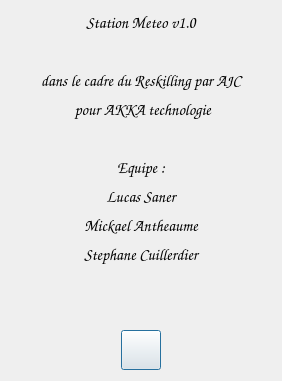
Before: the Qt Designer form aboutdialog.ui in aiekick/ProjectStationMeteo, drawn with Qt 5.
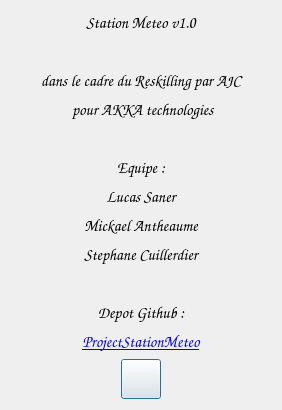
After: the same form once the commit is applied. Icons and pictures are not drawn.

Commit message: [ADD] : add a link to the github project in the About dailog

The edit to the form file:
```diff
--- a/aboutdialog.ui
+++ b/aboutdialog.ui
@@ -7,7 +7,7 @@
     <x>0</x>
     <y>0</y>
     <width>282</width>
-    <height>381</height>
+    <height>410</height>
    </rect>
   </property>
   <property name="sizePolicy">
@@ -19,13 +19,13 @@
   <property name="minimumSize">
    <size>
     <width>282</width>
-    <height>381</height>
+    <height>410</height>
    </size>
   </property>
   <property name="maximumSize">
    <size>
     <width>282</width>
-    <height>381</height>
+    <height>410</height>
    </size>
   </property>
   <property name="windowTitle">
@@ -91,7 +91,7 @@
         </font>
        </property>
        <property name="text">
-        <string> pour AKKA technologie</string>
+        <string> pour AKKA technologies</string>
        </property>
        <property name="alignment">
         <set>Qt::AlignCenter</set>
@@ -192,6 +192,25 @@
        <property name="alignment">
         <set>Qt::AlignCenter</set>
        </property>
+       <property name="openExternalLinks">
+        <bool>true</bool>
+       </property>
+      </widget>
+     </item>
+     <item>
+      <widget class="QLabel" name="label_12">
+       <property name="font">
+        <font>
+         <family>Comic Sans MS</family>
+         <pointsize>12</pointsize>
+        </font>
+       </property>
+       <property name="text">
+        <string>Depot Github :</string>
+       </property>
+       <property name="alignment">
+        <set>Qt::AlignCenter</set>
+       </property>
       </widget>
      </item>
      <item>
@@ -203,7 +222,10 @@
         </font>
        </property>
        <property name="text">
-        <string/>
+        <string>&lt;a href=&quot;https://github.com/aiekick/ProjectStationMeteo&quot;&gt;ProjectStationMeteo&lt;/a&gt;</string>
+       </property>
+       <property name="textFormat">
+        <enum>Qt::AutoText</enum>
        </property>
        <property name="alignment">
         <set>Qt::AlignCenter</set>
```
Left out of the diff: 6 changed lines with no effect on the pictures.
